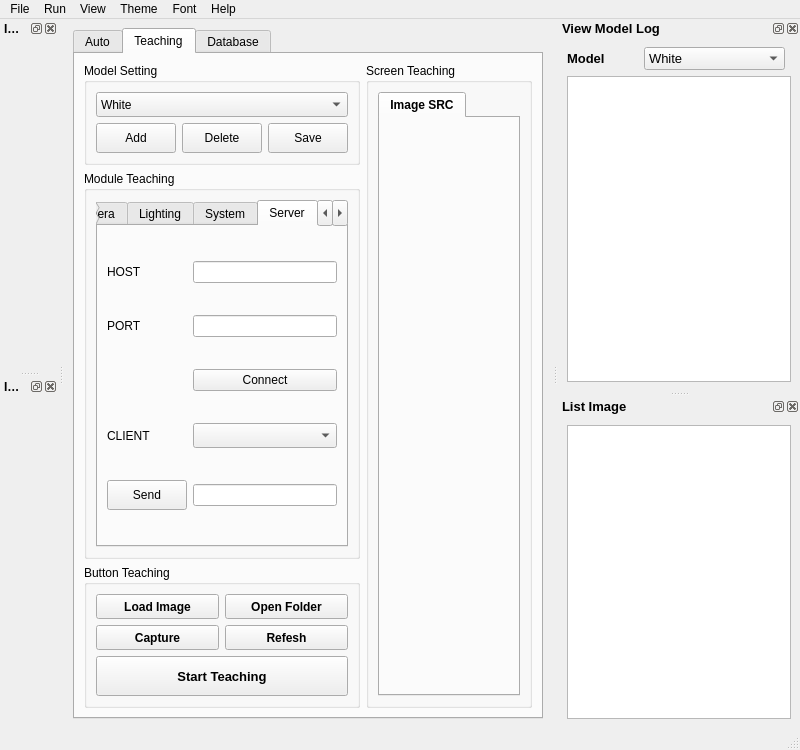
First picture: the form in ui/MainWindow.ui, repository vananh2606/ProjectProcessingImage, before the edit.
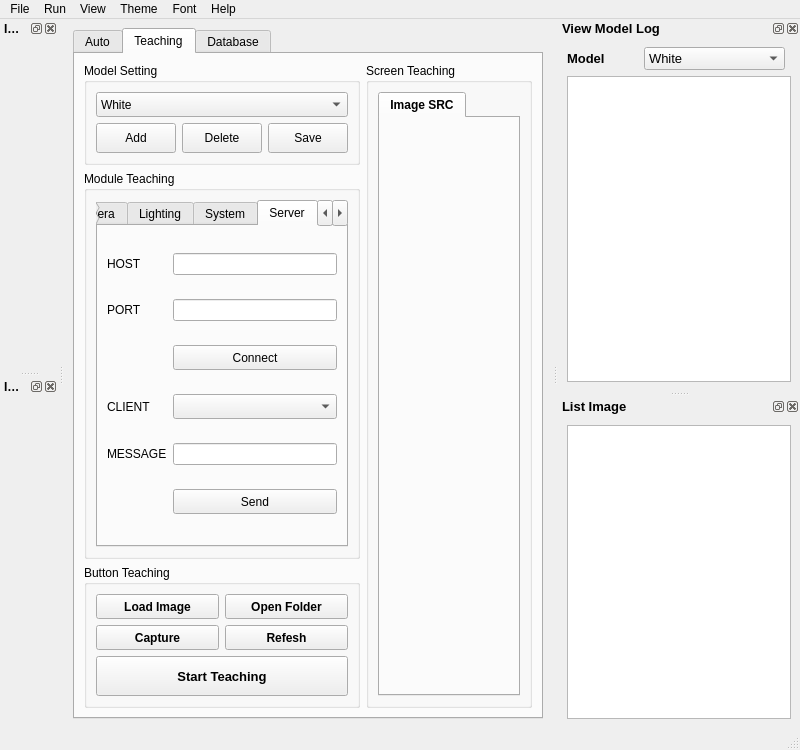
Second picture: the form after the edit. The open tabs and pages were chosen to show the change.

What changed in the file:
```diff
--- a/ui/MainWindow.ui
+++ b/ui/MainWindow.ui
@@ -973,6 +973,12 @@
                    <verstretch>0</verstretch>
                   </sizepolicy>
                  </property>
+                 <property name="minimumSize">
+                  <size>
+                   <width>0</width>
+                   <height>25</height>
+                  </size>
+                 </property>
                  <property name="text">
                   <string>Connect</string>
                  </property>
@@ -1021,12 +1027,12 @@
                  </property>
                 </widget>
                </item>
-               <item row="4" column="0">
+               <item row="5" column="1">
                 <widget class="QPushButton" name="btn_send_client">
                  <property name="minimumSize">
                   <size>
                    <width>0</width>
-                   <height>30</height>
+                   <height>25</height>
                   </size>
                  </property>
                  <property name="text">
@@ -1037,6 +1043,13 @@
                <item row="4" column="1">
                 <widget class="QLineEdit" name="line_client"/>
                </item>
+               <item row="4" column="0">
+                <widget class="QLabel" name="label">
+                 <property name="text">
+                  <string>MESSAGE</string>
+                 </property>
+                </widget>
+               </item>
               </layout>
              </widget>
              <widget class="QWidget" name="tabProcessing">
```
Left out of the diff: 59 changed lines with no effect on the pictures.
